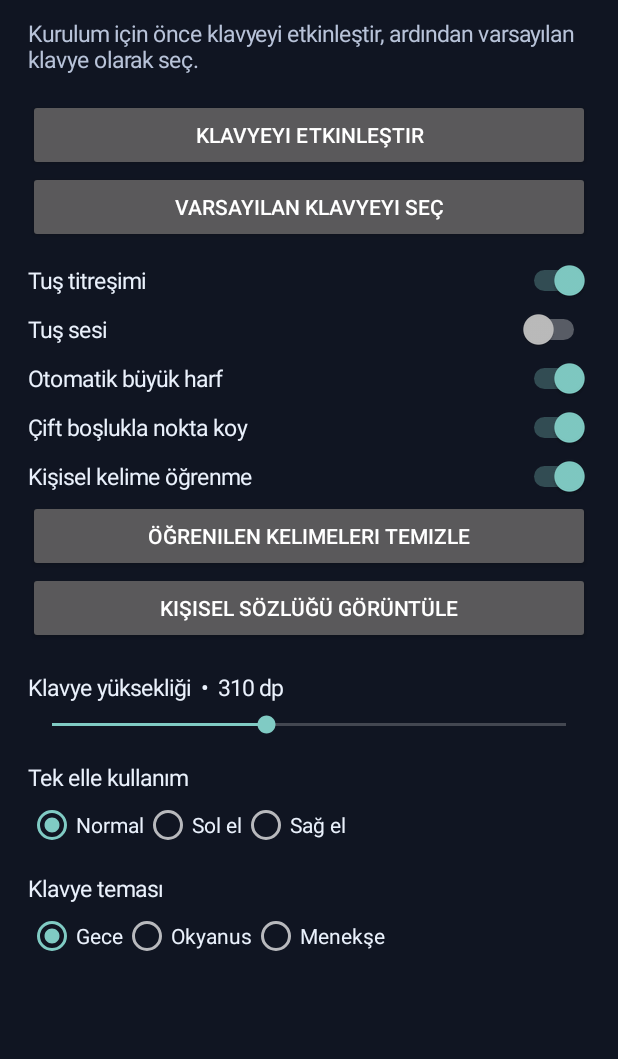
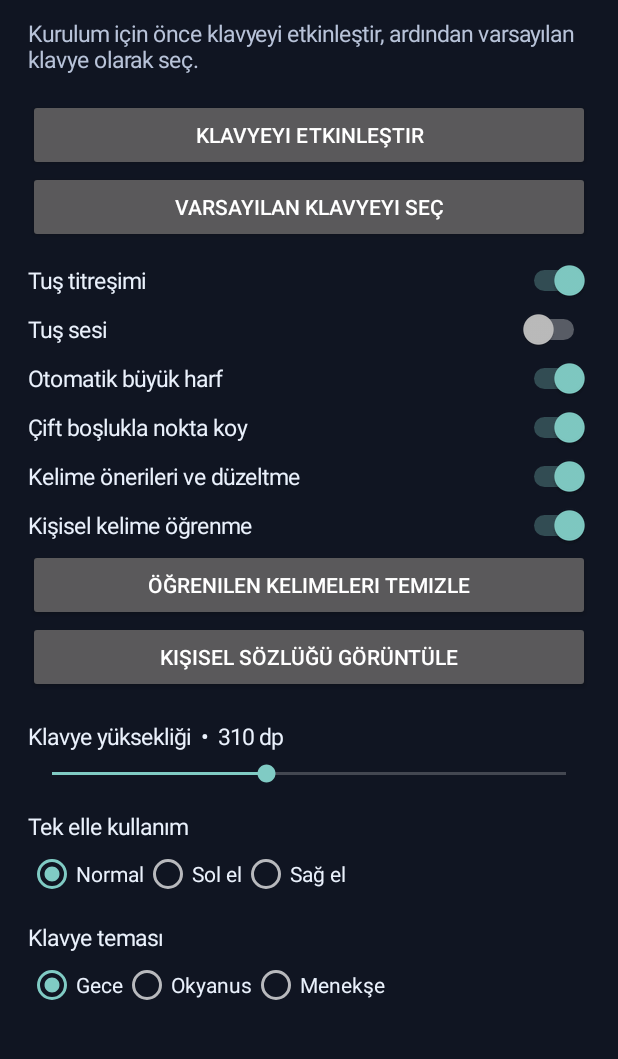
Before and after one commit to aviatorceycey-debug/Erdin-Klavye, an Android app: the screen it shows after launch (MainActivity), on a phone screen of 412 x 824 dp, the part 89-1148 px from its top. Run offline under Robolectric (Android 15) with nearby library versions, the phone set to English and light mode, and no system bars.

Commit message:
Add independent word suggestions preference

```diff
--- a/app/src/main/java/com/erdin/klavye/MainActivity.kt
+++ b/app/src/main/java/com/erdin/klavye/MainActivity.kt
@@ -215,6 +215,18 @@ class MainActivity : Activity() {
         doubleSpaceSwitch.setPadding(0, 10, 0, 8)
         root.addView(doubleSpaceSwitch)
 
+        val suggestionsSwitch = Switch(this).apply {
+            text = "Kelime önerileri ve düzeltme"
+            textSize = 15f
+            setTextColor(0xFFEAF1FC.toInt())
+            isChecked = prefs.getBoolean("suggestions_enabled", true)
+            setOnCheckedChangeListener { _, checked ->
+                prefs.edit().putBoolean("suggestions_enabled", checked).apply()
+            }
+        }
+        suggestionsSwitch.setPadding(0, 10, 0, 8)
+        root.addView(suggestionsSwitch)
+
         val learningSwitch = Switch(this).apply {
             text = "Kişisel kelime öğrenme"
             textSize = 15f
```
